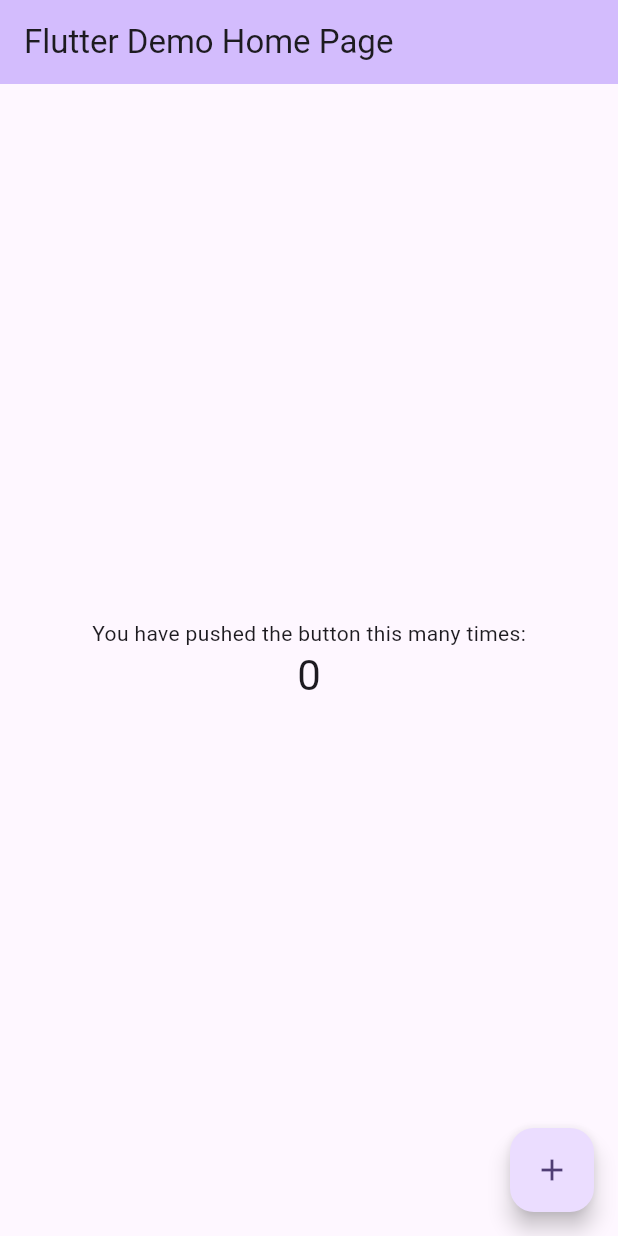
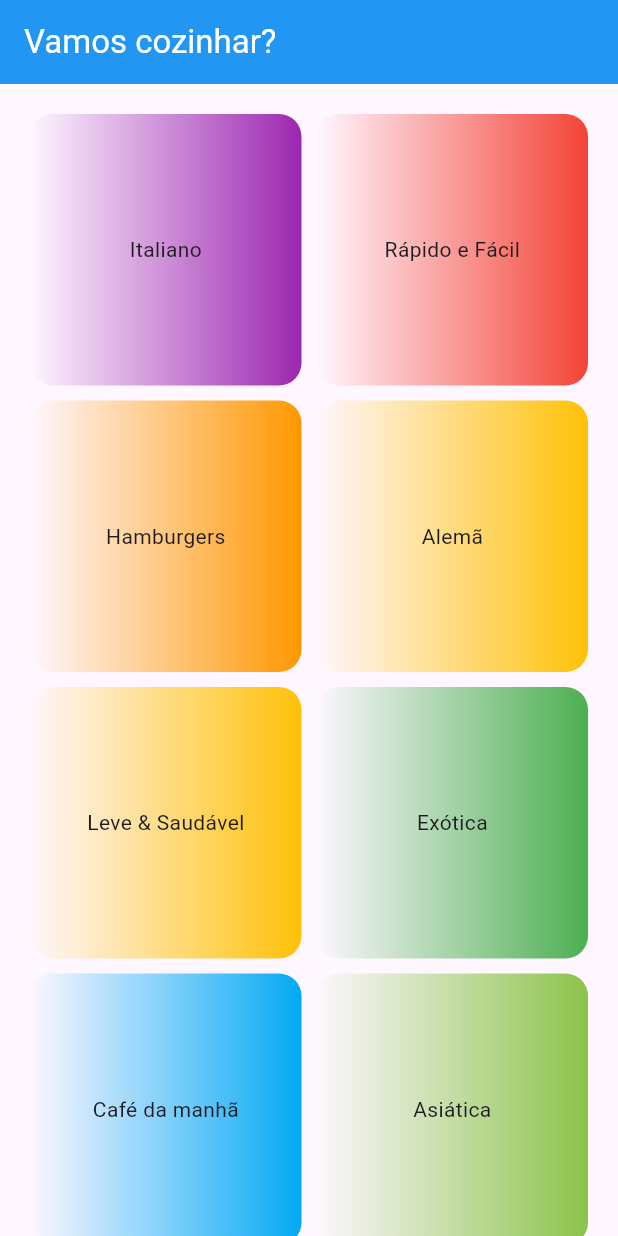
Before and after one commit to wagnerchimenez/meals-flutter, a Flutter app: the screen it shows after launch, on a phone screen of 412 x 824 dp. Run offline on Flutter 3.47's test engine with Material 3 defaults, Android fonts, the phone set to English and light mode, and no system bars.

Commit message:
feat: Criando primeiro componente

```diff
--- /dev/null
+++ b/projects/meals/lib/components/category_item.dart
@@ -0,0 +1,21 @@
+import 'package:flutter/material.dart';
+import 'package:meals/models/category.dart';
+
+class CategoryItem extends StatelessWidget {
+  final Category category;
+
+  const CategoryItem({super.key, required this.category});
+
+  @override
+  Widget build(BuildContext context) {
+    return Container(
+      decoration: BoxDecoration(
+        borderRadius: BorderRadius.circular(15),
+        gradient: LinearGradient(
+          colors: [category.color.withAlpha(1), category.color],
+        ),
+      ),
+      child: Center(child: Text(category.title)),
+    );
+  }
+}
--- /dev/null
+++ b/projects/meals/lib/data/dummy_data.dart
@@ -0,0 +1,15 @@
+import 'package:flutter/material.dart';
+import 'package:meals/models/category.dart';
+
+const dummyCategories = [
+  Category(id: 'c1', title: 'Italiano', color: Colors.purple),
+  Category(id: 'c2', title: 'Rápido e Fácil', color: Colors.red),
+  Category(id: 'c3', title: 'Hamburgers', color: Colors.orange),
+  Category(id: 'c4', title: 'Alemã', color: Colors.amber),
+  Category(id: 'c5', title: 'Leve & Saudável', color: Colors.amber),
+  Category(id: 'c6', title: 'Exótica', color: Colors.green),
+  Category(id: 'c7', title: 'Café da manhã', color: Colors.lightBlue),
+  Category(id: 'c8', title: 'Asiática', color: Colors.lightGreen),
+  Category(id: 'c9', title: 'Francesa', color: Colors.pink),
+  Category(id: 'c10', title: 'Verão', color: Colors.teal),
+];
--- a/projects/meals/lib/main.dart
+++ b/projects/meals/lib/main.dart
@@ -1,4 +1,5 @@
 import 'package:flutter/material.dart';
+import 'package:meals/screens/categories_screen.dart';
 
 void main() {
   runApp(const MyApp());
@@ -7,116 +8,14 @@ void main() {
 class MyApp extends StatelessWidget {
   const MyApp({super.key});
 
-  // This widget is the root of your application.
   @override
   Widget build(BuildContext context) {
     return MaterialApp(
       title: 'Flutter Demo',
       theme: ThemeData(
-        // This is the theme of your application.
-        //
-        // TRY THIS: Try running your application with "flutter run". You'll see
-        // the application has a purple toolbar. Then, without quitting the app,
-        // try changing the seedColor in the colorScheme below to Colors.green
-        // and then invoke "hot reload" (save your changes or press the "hot
-        // reload" button in a Flutter-supported IDE, or press "r" if you used
-        // the command line to start the app).
-        //
-        // Notice that the counter didn't reset back to zero; the application
-        // state is not lost during the reload. To reset the state, use hot
-        // restart instead.
-        //
-        // This works for code too, not just values: Most code changes can be
-        // tested with just a hot reload.
         colorScheme: ColorScheme.fromSeed(seedColor: Colors.deepPurple),
       ),
-      home: const MyHomePage(title: 'Flutter Demo Home Page'),
+      home: const CategoriesScreen(),
     );
   }
 }
-
-class MyHomePage extends StatefulWidget {
-  const MyHomePage({super.key, required this.title});
-
-  // This widget is the home page of your application. It is stateful, meaning
-  // that it has a State object (defined below) that contains fields that affect
-  // how it looks.
-
-  // This class is the configuration for the state. It holds the values (in this
-  // case the title) provided by the parent (in this case the App widget) and
-  // used by the build method of the State. Fields in a Widget subclass are
-  // always marked "final".
-
-  final String title;
-
-  @override
-  State<MyHomePage> createState() => _MyHomePageState();
-}
-
-class _MyHomePageState extends State<MyHomePage> {
-  int _counter = 0;
-
-  void _incrementCounter() {
-    setState(() {
-      // This call to setState tells the Flutter framework that something has
-      // changed in this State, which causes it to rerun the build method below
-      // so that the display can reflect the updated values. If we changed
-      // _counter without calling setState(), then the build method would not be
-      // called again, and so nothing would appear to happen.
-      _counter++;
-    });
-  }
-
-  @override
-  Widget build(BuildContext context) {
-    // This method is rerun every time setState is called, for instance as done
-    // by the _incrementCounter method above.
-    //
-    // The Flutter framework has been optimized to make rerunning build methods
-    // fast, so that you can just rebuild anything that needs updating rather
-    // than having to individually change instances of widgets.
-    return Scaffold(
-      appBar: AppBar(
-        // TRY THIS: Try changing the color here to a specific color (to
-        // Colors.amber, perhaps?) and trigger a hot reload to see the AppBar
-        // change color while the other colors stay the same.
-        backgroundColor: Theme.of(context).colorScheme.inversePrimary,
-        // Here we take the value from the MyHomePage object that was created by
-        // the App.build method, and use it to set our appbar title.
-        title: Text(widget.title),
-      ),
-      body: Center(
-        // Center is a layout widget. It takes a single child and positions it
-        // in the middle of the parent.
-        child: Column(
-          // Column is also a layout widget. It takes a list of children and
-          // arranges them vertically. By default, it sizes itself to fit its
-          // children horizontally, and tries to be as tall as its parent.
-          //
-          // Column has various properties to control how it sizes itself and
-          // how it positions its children. Here we use mainAxisAlignment to
-          // center the children vertically; the main axis here is the vertical
-          // axis because Columns are vertical (the cross axis would be
-          // horizontal).
-          //
-          // TRY THIS: Invoke "debug painting" (choose the "Toggle Debug Paint"
-          // action in the IDE, or press "p" in the console), to see the
-          // wireframe for each widget.
-          mainAxisAlignment: MainAxisAlignment.center,
-          children: <Widget>[
-            const Text('You have pushed the button this many times:'),
-            Text(
-              '$_counter',
-              style: Theme.of(context).textTheme.headlineMedium,
-            ),
-          ],
-        ),
-      ),
-      floatingActionButton: FloatingActionButton(
-        onPressed: _incrementCounter,
-        tooltip: 'Increment',
-        child: const Icon(Icons.add),
-      ), // This trailing comma makes auto-formatting nicer for build methods.
-    );
-  }
-}
--- /dev/null
+++ b/projects/meals/lib/models/category.dart
@@ -0,0 +1,9 @@
+import 'package:flutter/material.dart';
+
+class Category {
+  final String id;
+  final String title;
+  final Color color;
+
+  const Category({required this.id, required this.title, required this.color});
+}
--- /dev/null
+++ b/projects/meals/lib/screens/categories_screen.dart
@@ -0,0 +1,29 @@
+import 'package:flutter/material.dart';
+import 'package:meals/components/category_item.dart';
+import 'package:meals/data/dummy_data.dart';
+
+class CategoriesScreen extends StatelessWidget {
+  const CategoriesScreen({super.key});
+
+  @override
+  Widget build(BuildContext context) {
+    return Scaffold(
+      appBar: AppBar(
+        backgroundColor: Colors.blue,
+        foregroundColor: Colors.white,
+        title: Text('Vamos cozinhar?'),
+      ),
+      body: GridView.count(
+        primary: true,
+        padding: const EdgeInsets.all(20),
+        crossAxisSpacing: 10,
+        mainAxisSpacing: 10,
+        crossAxisCount: 2,
+        childAspectRatio: 1 / 1,
+        children: dummyCategories.map((category) {
+          return CategoryItem(category: category);
+        }).toList(),
+      ),
+    );
+  }
+}
```
